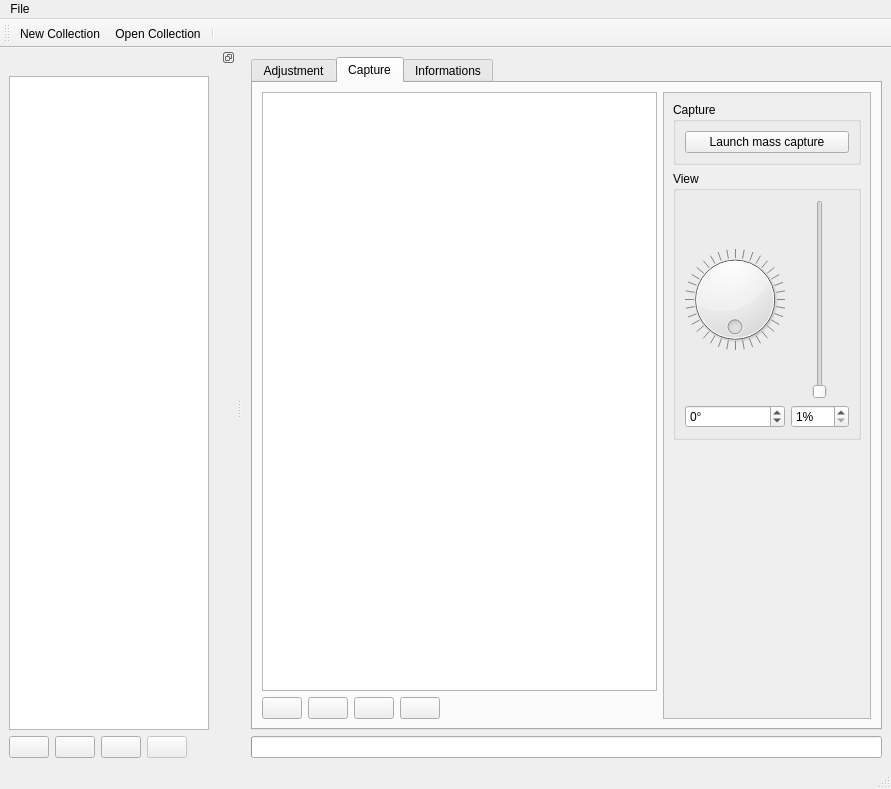
Old version of the form pc/core/mainwindow.ui in the repository plule/pfe-costumes.
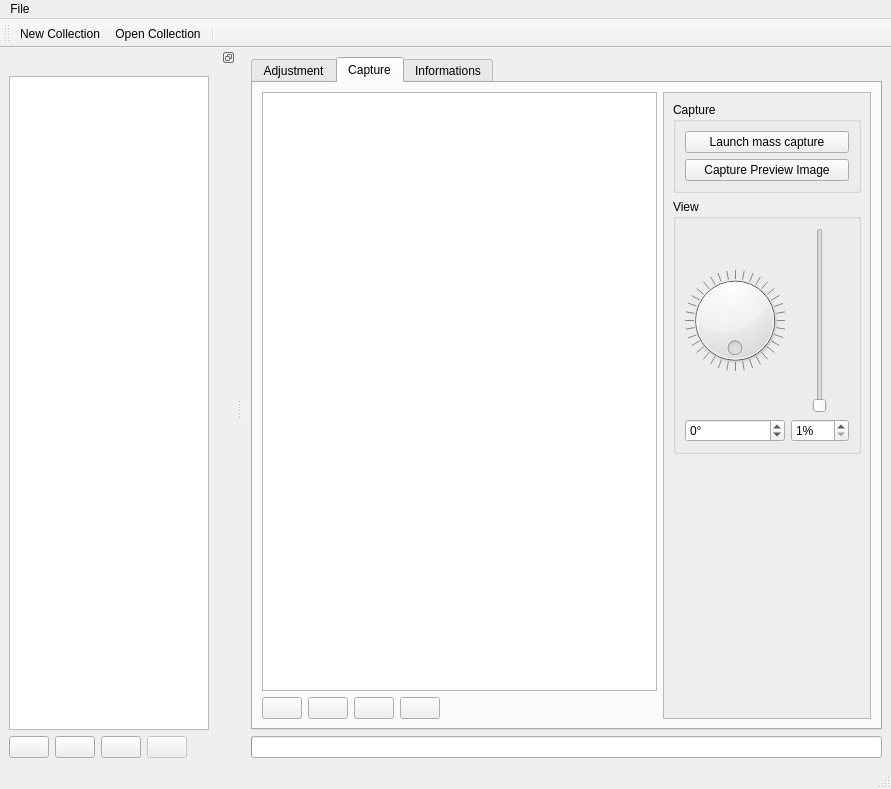
New version of the form. Icons and pictures are not drawn. Custom widgets are drawn as their Qt base class.

Commit message: added preview photo function

```diff
--- a/pc/core/mainwindow.ui
+++ b/pc/core/mainwindow.ui
@@ -254,6 +254,23 @@
                    </property>
                   </widget>
                  </item>
+                 <item>
+                  <widget class="QPushButton" name="pushButton">
+                   <property name="text">
+                    <string>Capture Preview Image</string>
+                   </property>
+                   <property name="icon">
+                    <iconset resource="resources/icons/icons.qrc">
+                     <normaloff>:/icons/camera.png</normaloff>:/icons/camera.png</iconset>
+                   </property>
+                   <property name="iconSize">
+                    <size>
+                     <width>16</width>
+                     <height>16</height>
+                    </size>
+                   </property>
+                  </widget>
+                 </item>
                 </layout>
                </widget>
               </item>
```
Left out of the diff: 4 changed lines with no effect on the pictures. The commit also changes 6 other files.
